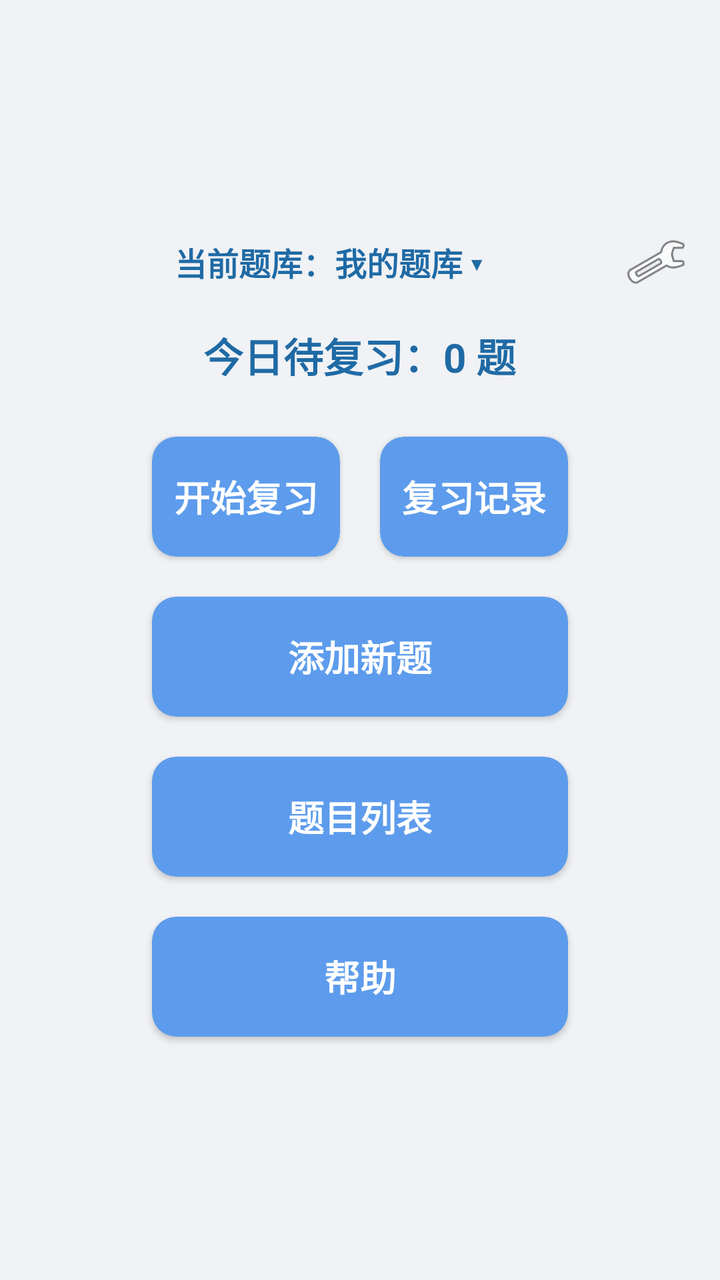
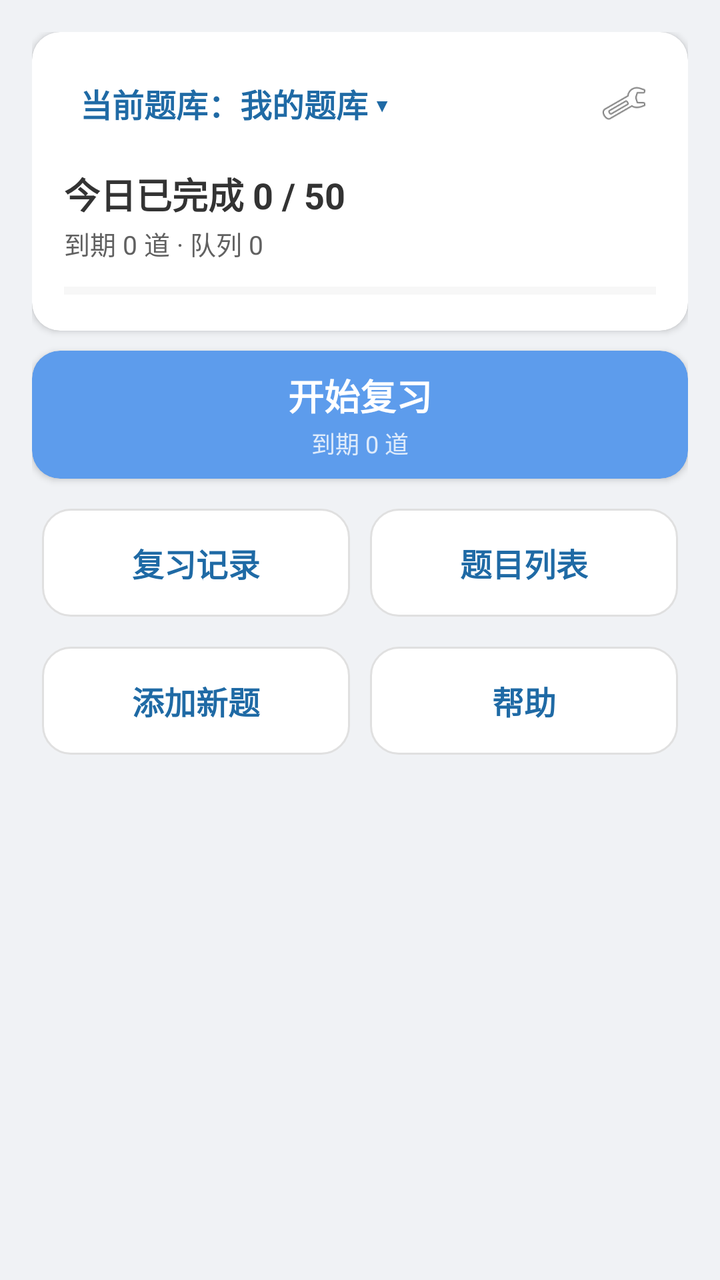

Compare the two renders of this Android layout. The source of the first and the diff that turns it into the second are given below.
<!-- AndroidManifest.xml: application theme Theme.Demo -->
<!-- res/layout/activity_main.xml -->
<?xml version="1.0" encoding="utf-8"?>
<LinearLayout
    xmlns:android="http://schemas.android.com/apk/res/android"
    xmlns:app="http://schemas.android.com/apk/res-auto"
    android:layout_width="match_parent"
    android:layout_height="match_parent"
    android:orientation="vertical"
    android:background="#f0f2f5"
    android:padding="16dp"
    android:gravity="center">  

    
    <LinearLayout
        android:layout_width="match_parent"
        android:layout_height="wrap_content"
        android:orientation="horizontal"
        android:gravity="center_vertical"
        android:layout_marginBottom="12dp">

        <TextView
            android:id="@+id/tv_current_bank"
            android:layout_width="0dp"
            android:layout_height="wrap_content"
            android:layout_weight="1"
            android:gravity="center"
            android:padding="8dp"
            android:text="当前题库：我的题库 ▾"
            android:textSize="16sp"
            android:textStyle="bold"
            android:textColor="#1f6aa5"/>

        <ImageView
            android:id="@+id/ic_setting"
            android:layout_width="32dp"
            android:layout_height="32dp"
            android:src="@android:drawable/ic_menu_preferences"/>
    </LinearLayout>

    
    <TextView
        android:id="@+id/tv_today_review"
        android:layout_width="wrap_content"
        android:layout_height="wrap_content"
        android:text="今日待复习：0 题"
        android:textSize="20sp"
        android:textStyle="bold"
        android:textColor="#1f6aa5"
        android:gravity="center"
        android:layout_marginBottom="16dp"/>

    
    <LinearLayout
        android:layout_width="match_parent"
        android:layout_height="wrap_content"
        android:orientation="vertical"
        android:paddingLeft="50dp"
        android:paddingRight="50dp">

        
        <LinearLayout
            android:layout_width="match_parent"
            android:layout_height="wrap_content"
            android:orientation="horizontal">

            <androidx.cardview.widget.CardView
                android:clickable="true"
                android:focusable="true"
                android:id="@+id/btn_review"
                android:layout_width="0dp"
                android:layout_weight="1"
                android:layout_height="60dp"
                android:layout_margin="10dp"
                app:cardCornerRadius="12dp"
                app:cardBackgroundColor="#5d9cec">
                <TextView
                    android:layout_width="match_parent"
                    android:layout_height="match_parent"
                    android:text="开始复习"
                    android:textColor="#FFFFFF"
                    android:textSize="18sp"
                    android:textStyle="bold"
                    android:gravity="center"/>
            </androidx.cardview.widget.CardView>

            <androidx.cardview.widget.CardView
                android:clickable="true"
                android:focusable="true"
                android:id="@+id/btn_history"
                android:layout_width="0dp"
                android:layout_weight="1"
                android:layout_height="60dp"
                android:layout_margin="10dp"
                app:cardCornerRadius="12dp"
                app:cardBackgroundColor="#5d9cec">
                <TextView
                    android:layout_width="match_parent"
                    android:layout_height="match_parent"
                    android:text="复习记录"
                    android:textColor="#FFFFFF"
                    android:textSize="18sp"
                    android:textStyle="bold"
                    android:gravity="center"/>
            </androidx.cardview.widget.CardView>

        </LinearLayout>

        <androidx.cardview.widget.CardView
            android:id="@+id/btn_add"
            android:layout_width="match_parent"
            android:layout_height="60dp"
            android:layout_margin="10dp"
            app:cardCornerRadius="12dp"
            app:cardBackgroundColor="#5d9cec">
            <TextView
                android:layout_width="match_parent"
                android:layout_height="match_parent"
                android:text="添加新题"
                android:textColor="#FFFFFF"
                android:textSize="18sp"
                android:textStyle="bold"
                android:gravity="center"/>
        </androidx.cardview.widget.CardView>

        <androidx.cardview.widget.CardView
            android:id="@+id/btn_bank"
            android:layout_width="match_parent"
            android:layout_height="60dp"
            android:layout_margin="10dp"
            app:cardCornerRadius="12dp"
            app:cardBackgroundColor="#5d9cec">
            <TextView
                android:layout_width="match_parent"
                android:layout_height="match_parent"
                android:text="题目列表"
                android:textColor="#FFFFFF"
                android:textSize="18sp"
                android:textStyle="bold"
                android:gravity="center"/>
        </androidx.cardview.widget.CardView>

        <androidx.cardview.widget.CardView
            android:id="@+id/btn_help"
            android:layout_width="match_parent"
            android:layout_height="60dp"
            android:layout_margin="10dp"
            app:cardCornerRadius="12dp"
            app:cardBackgroundColor="#5d9cec">
            <TextView
                android:layout_width="match_parent"
                android:layout_height="match_parent"
                android:text="帮助"
                android:textColor="#FFFFFF"
                android:textSize="18sp"
                android:textStyle="bold"
                android:gravity="center"/>
        </androidx.cardview.widget.CardView>

    </LinearLayout>

</LinearLayout>
<!-- resources referenced by this layout -->
<resources>
  <style name="Theme.Demo" parent="Base.Theme.Demo" />
  <style name="Base.Theme.Demo" parent="Theme.Material3.DayNight.NoActionBar">
          
          
      </style>
</resources>

<!-- the commit's change to res/layout/activity_main.xml (unified diff, before → after) -->
@@ -1,160 +1,247 @@
 <?xml version="1.0" encoding="utf-8"?>
-<LinearLayout
-    xmlns:android="http://schemas.android.com/apk/res/android"
+<ScrollView xmlns:android="http://schemas.android.com/apk/res/android"
     xmlns:app="http://schemas.android.com/apk/res-auto"
     android:layout_width="match_parent"
     android:layout_height="match_parent"
-    android:orientation="vertical"
-    android:background="#f0f2f5"
-    android:padding="16dp"
-    android:gravity="center">  
-
-    
-    <LinearLayout
-        android:layout_width="match_parent"
-        android:layout_height="wrap_content"
-        android:orientation="horizontal"
-        android:gravity="center_vertical"
-        android:layout_marginBottom="12dp">
-
-        <TextView
-            android:id="@+id/tv_current_bank"
-            android:layout_width="0dp"
-            android:layout_height="wrap_content"
-            android:layout_weight="1"
-            android:gravity="center"
-            android:padding="8dp"
-            android:text="当前题库：我的题库 ▾"
-            android:textSize="16sp"
-            android:textStyle="bold"
-            android:textColor="#1f6aa5"/>
-
-        <ImageView
-            android:id="@+id/ic_setting"
-            android:layout_width="32dp"
-            android:layout_height="32dp"
-            android:src="@android:drawable/ic_menu_preferences"/>
-    </LinearLayout>
-
-    
-    <TextView
-        android:id="@+id/tv_today_review"
-        android:layout_width="wrap_content"
-        android:layout_height="wrap_content"
-        android:text="今日待复习：0 题"
-        android:textSize="20sp"
-        android:textStyle="bold"
-        android:textColor="#1f6aa5"
-        android:gravity="center"
-        android:layout_marginBottom="16dp"/>
-
-    
+    android:background="@color/home_bg"
+    android:fillViewport="true">
+
     <LinearLayout
         android:layout_width="match_parent"
         android:layout_height="wrap_content"
         android:orientation="vertical"
-        android:paddingLeft="50dp"
-        android:paddingRight="50dp">
-
-        
-        <LinearLayout
+        android:padding="@dimen/home_padding"
+        android:gravity="top|center_horizontal">
+
+        
+        <androidx.cardview.widget.CardView
             android:layout_width="match_parent"
             android:layout_height="wrap_content"
-            android:orientation="horizontal">
-
-            <androidx.cardview.widget.CardView
-                android:clickable="true"
-                android:focusable="true"
-                android:id="@+id/btn_review"
-                android:layout_width="0dp"
-                android:layout_weight="1"
-                android:layout_height="60dp"
-                android:layout_margin="10dp"
-                app:cardCornerRadius="12dp"
-                app:cardBackgroundColor="#5d9cec">
-                <TextView
-                    android:layout_width="match_parent"
-                    android:layout_height="match_parent"
+            app:cardBackgroundColor="@color/home_card"
+            app:cardCornerRadius="@dimen/home_card_corner"
+            android:layout_marginBottom="@dimen/home_card_margin">
+
+            <LinearLayout
+                android:layout_width="match_parent"
+                android:layout_height="wrap_content"
+                android:orientation="vertical"
+                android:padding="@dimen/home_info_padding">
+
+                <LinearLayout
+                    android:layout_width="match_parent"
+                    android:layout_height="wrap_content"
+                    android:orientation="horizontal"
+                    android:gravity="center_vertical">
+
+                    <TextView
+                        android:id="@+id/tv_current_bank"
+                        android:layout_width="0dp"
+                        android:layout_height="wrap_content"
+                        android:layout_weight="1"
+                        android:clickable="true"
+                        android:focusable="true"
+                        android:foreground="?attr/selectableItemBackground"
+                        android:padding="8dp"
+                        android:text="当前题库：我的题库 ▾"
+                        android:textSize="16sp"
+                        android:textStyle="bold"
+                        android:textColor="@color/detail_primary" />
+
+                    <ImageView
+                        android:id="@+id/ic_setting"
+                        android:layout_width="32dp"
+                        android:layout_height="32dp"
+                        android:clickable="true"
+                        android:focusable="true"
+                        android:foreground="?attr/selectableItemBackground"
+                        android:padding="4dp"
+                        android:contentDescription="设置"
+                        android:src="@android:drawable/ic_menu_preferences" />
+                </LinearLayout>
+
+                <TextView
+                    android:id="@+id/tv_today_main"
+                    android:layout_width="match_parent"
+                    android:layout_height="wrap_content"
+                    android:layout_marginTop="12dp"
+                    android:text="今日已完成 0 / 50"
+                    android:textSize="18sp"
+                    android:textStyle="bold"
+                    android:textColor="@color/home_text_primary" />
+
+                <TextView
+                    android:id="@+id/tv_today_sub"
+                    android:layout_width="match_parent"
+                    android:layout_height="wrap_content"
+                    android:layout_marginTop="2dp"
+                    android:text="到期 0 道 · 队列 0"
+                    android:textSize="13sp"
+                    android:textColor="@color/home_text_secondary" />
+
+                <ProgressBar
+                    android:id="@+id/progress_today"
+                    style="?android:attr/progressBarStyleHorizontal"
+                    android:layout_width="match_parent"
+                    android:layout_height="@dimen/home_progress_height"
+                    android:layout_marginTop="10dp"
+                    android:max="100"
+                    android:progress="0"
+                    android:progressTint="@color/home_primary"
+                    android:progressBackgroundTint="@color/home_stroke" />
+
+                <TextView
+                    android:id="@+id/tv_empty_hint"
+                    android:layout_width="match_parent"
+                    android:layout_height="wrap_content"
+                    android:layout_marginTop="8dp"
+                    android:visibility="gone"
+                    android:text="当前题库还没有题目，先添加新题吧"
+                    android:textSize="13sp"
+                    android:textColor="@color/detail_warn" />
+            </LinearLayout>
+        </androidx.cardview.widget.CardView>
+
+        
+        <androidx.cardview.widget.CardView
+            android:id="@+id/btn_review"
+            android:layout_width="match_parent"
+            android:layout_height="@dimen/home_primary_height"
+            android:clickable="true"
+            android:focusable="true"
+            app:cardBackgroundColor="@color/home_primary"
+            app:cardCornerRadius="@dimen/home_card_corner"
+            android:foreground="?attr/selectableItemBackground"
+            android:contentDescription="开始复习"
+            android:layout_marginBottom="@dimen/home_inner_margin">
+
+            <LinearLayout
+                android:layout_width="match_parent"
+                android:layout_height="match_parent"
+                android:orientation="vertical"
+                android:gravity="center">
+
+                <TextView
+                    android:layout_width="wrap_content"
+                    android:layout_height="wrap_content"
                     android:text="开始复习"
                     android:textColor="#FFFFFF"
                     android:textSize="18sp"
-                    android:textStyle="bold"
-                    android:gravity="center"/>
-            </androidx.cardview.widget.CardView>
-
-            <androidx.cardview.widget.CardView
-                android:clickable="true"
-                android:focusable="true"
+                    android:textStyle="bold" />
+
+                <TextView
+                    android:id="@+id/tv_review_sub"
+                    android:layout_width="wrap_content"
+                    android:layout_height="wrap_content"
+                    android:layout_marginTop="2dp"
+                    android:text="到期 0 道"
+                    android:textColor="@color/home_on_primary_secondary"
+                    android:textSize="12sp" />
+            </LinearLayout>
+        </androidx.cardview.widget.CardView>
+
+        
+        <LinearLayout
+            android:layout_width="match_parent"
+            android:layout_height="wrap_content"
+            android:orientation="horizontal"
+            android:layout_marginTop="@dimen/home_inner_margin">
+
+            <LinearLayout
                 android:id="@+id/btn_history"
                 android:layout_width="0dp"
-                android:layout_weight="1"
-                android:layout_height="60dp"
-                android:layout_margin="10dp"
-                app:cardCornerRadius="12dp"
-                app:cardBackgroundColor="#5d9cec">
-                <TextView
-                    android:layout_width="match_parent"
-                    android:layout_height="match_parent"
+                android:layout_height="@dimen/home_secondary_height"
+                android:layout_weight="1"
+                android:clickable="true"
+                android:focusable="true"
+                android:background="@drawable/bg_home_secondary"
+                android:foreground="?attr/selectableItemBackground"
+                android:contentDescription="复习记录"
+                android:gravity="center"
+                android:layout_margin="@dimen/home_inner_margin">
+
+                <TextView
+                    android:layout_width="wrap_content"
+                    android:layout_height="wrap_content"
                     android:text="复习记录"
-                    android:textColor="#FFFFFF"
-                    android:textSize="18sp"
-                    android:textStyle="bold"
-                    android:gravity="center"/>
-            </androidx.cardview.widget.CardView>
-
+                    android:textColor="@color/detail_primary"
+                    android:textSize="16sp"
+                    android:textStyle="bold" />
+            </LinearLayout>
+
+            <LinearLayout
+                android:id="@+id/btn_bank"
+                android:layout_width="0dp"
+                android:layout_height="@dimen/home_secondary_height"
+                android:layout_weight="1"
+                android:clickable="true"
+                android:focusable="true"
+                android:background="@drawable/bg_home_secondary"
+                android:foreground="?attr/selectableItemBackground"
+                android:contentDescription="题目列表"
+                android:gravity="center"
+                android:layout_margin="@dimen/home_inner_margin">
+
+                <TextView
+                    android:layout_width="wrap_content"
+                    android:layout_height="wrap_content"
+                    android:text="题目列表"
+                    android:textColor="@color/detail_primary"
+                    android:textSize="16sp"
+                    android:textStyle="bold" />
+            </LinearLayout>
         </LinearLayout>
 
-        <androidx.cardview.widget.CardView
-            android:id="@+id/btn_add"
-            android:layout_width="match_parent"
-            android:layout_height="60dp"
-            android:layout_margin="10dp"
-            app:cardCornerRadius="12dp"
-            app:cardBackgroundColor="#5d9cec">
-            <TextView
-                android:layout_width="match_parent"
-                android:layout_height="match_parent"
-                android:text="添加新题"
-                android:textColor="#FFFFFF"
-                android:textSize="18sp"
-                android:textStyle="bold"
-                android:gravity="center"/>
-        </androidx.cardview.widget.CardView>
-
-        <androidx.cardview.widget.CardView
-            android:id="@+id/btn_bank"
-            android:layout_width="match_parent"
-            android:layout_height="60dp"
-            android:layout_margin="10dp"
-            app:cardCornerRadius="12dp"
-            app:cardBackgroundColor="#5d9cec">
-            <TextView
-                android:layout_width="match_parent"
-                android:layout_height="match_parent"
-                android:text="题目列表"
-                android:textColor="#FFFFFF"
-                android:textSize="18sp"
-                android:textStyle="bold"
-                android:gravity="center"/>
-        </androidx.cardview.widget.CardView>
-
-        <androidx.cardview.widget.CardView
-            android:id="@+id/btn_help"
-            android:layout_width="match_parent"
-            android:layout_height="60dp"
-            android:layout_margin="10dp"
-            app:cardCornerRadius="12dp"
-            app:cardBackgroundColor="#5d9cec">
-            <TextView
-                android:layout_width="match_parent"
-                android:layout_height="match_parent"
-                android:text="帮助"
-                android:textColor="#FFFFFF"
-                android:textSize="18sp"
-                android:textStyle="bold"
-                android:gravity="center"/>
-        </androidx.cardview.widget.CardView>
+        
+        <LinearLayout
+            android:layout_width="match_parent"
+            android:layout_height="wrap_content"
+            android:orientation="horizontal"
+            android:layout_marginTop="@dimen/home_inner_margin">
+
+            <LinearLayout
+                android:id="@+id/btn_add"
+                android:layout_width="0dp"
+                android:layout_height="@dimen/home_secondary_height"
+                android:layout_weight="1"
+                android:clickable="true"
+                android:focusable="true"
+                android:background="@drawable/bg_home_secondary"
+                android:foreground="?attr/selectableItemBackground"
+                android:contentDescription="添加新题"
+                android:gravity="center"
+                android:layout_margin="@dimen/home_inner_margin">
+
+                <TextView
+                    android:layout_width="wrap_content"
+                    android:layout_height="wrap_content"
+                    android:text="添加新题"
+                    android:textColor="@color/detail_primary"
+                    android:textSize="16sp"
+                    android:textStyle="bold" />
+            </LinearLayout>
+
+            <LinearLayout
+                android:id="@+id/btn_help"
+                android:layout_width="0dp"
+                android:layout_height="@dimen/home_secondary_height"
+                android:layout_weight="1"
+                android:clickable="true"
+                android:focusable="true"
+                android:background="@drawable/bg_home_secondary"
+                android:foreground="?attr/selectableItemBackground"
+                android:contentDescription="帮助"
+                android:gravity="center"
+                android:layout_margin="@dimen/home_inner_margin">
+
+                <TextView
+                    android:layout_width="wrap_content"
+                    android:layout_height="wrap_content"
+                    android:text="帮助"
+                    android:textColor="@color/detail_primary"
+                    android:textSize="16sp"
+                    android:textStyle="bold" />
+            </LinearLayout>
+        </LinearLayout>
 
     </LinearLayout>
-
-</LinearLayout>
+</ScrollView>
<!-- resource entries referenced after the edit -->
@@ -1,5 +1,30 @@
 <!-- resources referenced by this layout -->
 <resources>
+  <color name="detail_primary">#1F6AA5</color>
+  <color name="detail_warn">#FF9800</color>
+  <color name="home_bg">#F0F2F5</color>
+  <color name="home_card">#FFFFFF</color>
+  <color name="home_on_primary_secondary">#CCFFFFFF</color>
+  <color name="home_primary">#5D9CEC</color>
+  <color name="home_stroke">#E0E0E0</color>
+  <color name="home_text_primary">#333333</color>
+  <color name="home_text_secondary">#616161</color>
+  <dimen name="home_card_corner">14dp</dimen>
+  <dimen name="home_card_margin">10dp</dimen>
+  <dimen name="home_info_padding">16dp</dimen>
+  <dimen name="home_inner_margin">5dp</dimen>
+  <dimen name="home_padding">16dp</dimen>
+  <dimen name="home_primary_height">64dp</dimen>
+  <dimen name="home_progress_height">8dp</dimen>
+  <dimen name="home_secondary_height">54dp</dimen>
+  <!-- drawable bg_home_secondary (drawable) -->
+  <?xml version="1.0" encoding="utf-8"?>
+  <shape xmlns:android="http://schemas.android.com/apk/res/android"
+      android:shape="rectangle">
+      <corners android:radius="@dimen/home_card_corner" />
+      <solid android:color="@color/home_card" />
+      <stroke android:width="1dp" android:color="@color/home_stroke" />
+  </shape>
   <style name="Theme.Demo" parent="Base.Theme.Demo" />
   <style name="Base.Theme.Demo" parent="Theme.Material3.DayNight.NoActionBar">
           
